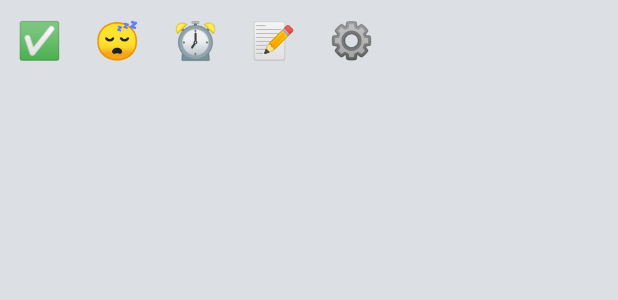
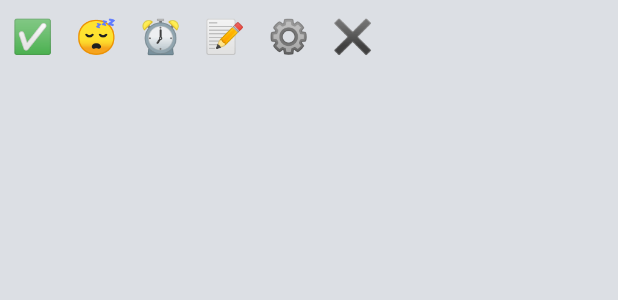
Before and after one commit to magnunopus7-cyber/reminder-ducky, an Android app: the layout quick_menu.xml on its own in the app's theme, with its tools: preview values and no code run, on a phone screen of 412 x 824 dp. Shown: the top 300 px of the screen. Run offline under Robolectric (Android 15) with nearby library versions, the phone set to English and light mode, and no system bars.

Commit message:
Close button in Ducky's tap menu
Co-Authored-By: Claude Opus 5.5 <noreply@anthropic.com>
Claude-Session: https://claude.ai/code/session_01RVCFduhiL9S1EcWF7mL4qc

```diff
--- a/app/src/main/java/app/reminderducky/DuckService.kt
+++ b/app/src/main/java/app/reminderducky/DuckService.kt
@@ -340,12 +340,16 @@ class DuckService : Service() {
         v.findViewById<View>(R.id.menuAdd).setOnClickListener { openApp(MainActivity.ACTION_ADD) }
         v.findViewById<View>(R.id.menuTodo).setOnClickListener { openApp(MainActivity.ACTION_TODO) }
         v.findViewById<View>(R.id.menuSettings).setOnClickListener { openApp(MainActivity.ACTION_CUSTOMIZE) }
+        v.findViewById<View>(R.id.menuClose).setOnClickListener {
+            hideMenu()
+            hideDuckByUser()
+        }
         v.setOnTouchListener { _, e ->
             if (e.actionMasked == MotionEvent.ACTION_OUTSIDE) hideMenu()
             false
         }
         // Long-press any icon to see what it does.
-        listOf(R.id.menuDone, R.id.menuSnooze, R.id.menuAdd, R.id.menuTodo, R.id.menuSettings)
+        listOf(R.id.menuDone, R.id.menuSnooze, R.id.menuAdd, R.id.menuTodo, R.id.menuSettings, R.id.menuClose)
             .forEach { id -> v.findViewById<View>(id).let { it.tooltipText = it.contentDescription } }
         v.setLayerType(View.LAYER_TYPE_SOFTWARE, null)
         v.background = SpeechBubbleDrawable(
--- a/app/src/main/res/layout/quick_menu.xml
+++ b/app/src/main/res/layout/quick_menu.xml
@@ -32,6 +32,7 @@
             <TextView android:id="@+id/menuAdd" style="@style/MenuIcon" android:contentDescription="@string/menu_alarm" android:text="⏰" />
             <TextView android:id="@+id/menuTodo" style="@style/MenuIcon" android:contentDescription="@string/menu_todo" android:text="📝" />
             <TextView android:id="@+id/menuSettings" style="@style/MenuIcon" android:contentDescription="@string/menu_settings" android:text="⚙️" />
+            <TextView android:id="@+id/menuClose" style="@style/MenuIcon" android:contentDescription="@string/menu_close" android:text="✖️" />
         </LinearLayout>
     </LinearLayout>
 </FrameLayout>
--- a/app/src/main/res/values/strings.xml
+++ b/app/src/main/res/values/strings.xml
@@ -51,7 +51,7 @@
     <string name="fg_title">Ducky is keeping you company</string>
     <string name="fg_text">Tap to open your reminders</string>
     <string name="duck_desc">Ducky. Tap for quick actions.</string>
-    <string name="napping">Ducky is napping. Reminders still arrive as notifications. Open the Ducky app to bring it back.</string>
+    <string name="napping">Ducky is napping. Reminders still arrive as notifications. To bring Ducky back, open the app and turn on “Show Ducky over other apps”.</string>
     <string name="snoozed">Snoozed for %1$d minutes</string>
     <string name="notif_title">%1$s Ducky reminder</string>
     <string name="notif_snooze">Snooze %1$d min</string>
@@ -83,6 +83,7 @@
     <string name="size_large">Large</string>
     <string name="size_huge">Extra large</string>
     <string name="size_gigantic">Gigantic</string>
+    <string name="menu_close">Close Ducky</string>
     <string name="menu_settings">Settings</string>
     <string name="skin_classic">Classic</string>
     <string name="skin_pastel">Pastel</string>
--- a/app/src/main/res/values/themes.xml
+++ b/app/src/main/res/values/themes.xml
@@ -29,11 +29,11 @@
     </style>
 
     <style name="MenuIcon">
-        <item name="android:layout_width">48dp</item>
-        <item name="android:layout_height">48dp</item>
-        <item name="android:layout_margin">2dp</item>
+        <item name="android:layout_width">40dp</item>
+        <item name="android:layout_height">44dp</item>
+        <item name="android:layout_margin">1dp</item>
         <item name="android:gravity">center</item>
-        <item name="android:textSize">24sp</item>
+        <item name="android:textSize">22sp</item>
         <item name="android:background">?attr/selectableItemBackgroundBorderless</item>
     </style>
 
```
Also changed, not shown: 1 other file.
